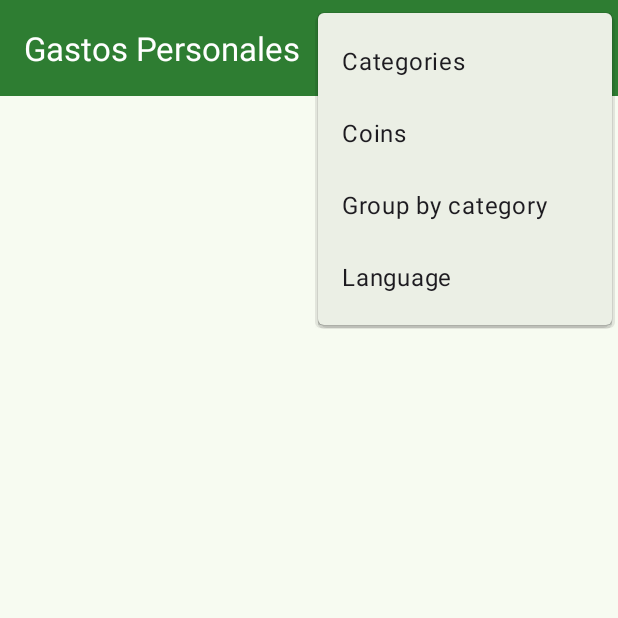
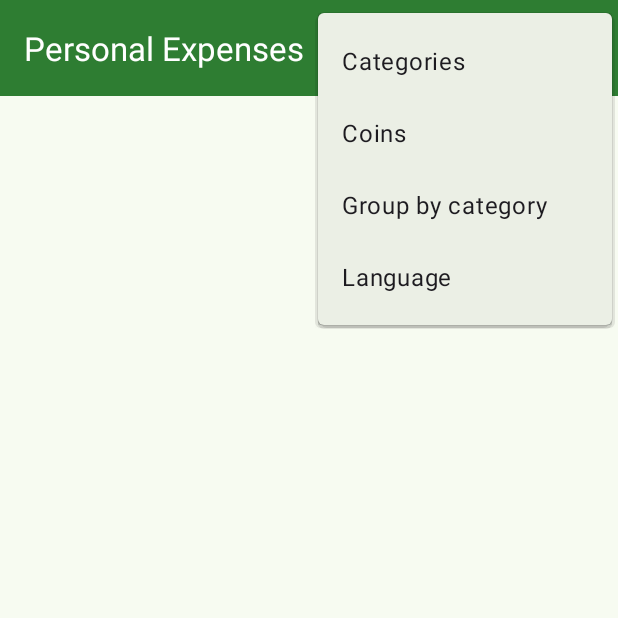
Before and after one commit to omarhuanca/gastopersonal, an Android app: the screen it shows after launch (MainActivity), with the options menu open, on a phone screen of 412 x 824 dp, the top half of it. Run offline under Robolectric (Android 15) with nearby library versions, the phone set to English and light mode, and no system bars; our stand-ins replace Room's generated code, navigation-ui.

Commit message:
feat(i18n): home title follows the app language (Personal Expenses in English)
app_name stays as the brand for the launcher label and the store.

Co-Authored-By: Claude Sonnet 5.5 <noreply@anthropic.com>

```diff
--- a/app/src/main/java/com/worthit/gastospersonales/MainActivity.kt
+++ b/app/src/main/java/com/worthit/gastospersonales/MainActivity.kt
@@ -59,9 +59,9 @@ class MainActivity : AppCompatActivity() {
         navController.addOnDestinationChangedListener { _, destination, _ ->
             val isHome = destination.id == R.id.spentListFragment
             binding.toolbar.menu.setGroupVisible(0, isHome)
-            // Home shows the app name; every other screen shows its own name. NavigationUI already
-            // sets the label, this only swaps the home label for the app name.
-            binding.toolbar.title = if (isHome) getString(R.string.app_name) else destination.label
+            // Home shows the app title in the chosen language; every other screen shows its own name.
+            // NavigationUI already sets the label, this only swaps the home label for the app title.
+            binding.toolbar.title = if (isHome) getString(R.string.home_title) else destination.label
         }
     }
 
--- a/app/src/main/res/values/strings.xml
+++ b/app/src/main/res/values/strings.xml
@@ -1,5 +1,7 @@
 <resources>
     <string name="app_name">Gastos Personales</string>
+    <!-- Title of the home screen bar; follows the language chosen in the app. app_name stays the brand. -->
+    <string name="home_title">Personal Expenses</string>
     <string name="menu_spent">Expenses</string>
     <string name="spent_new">New expense</string>
     <string name="spent_add">Add expense</string>
```
Also changed, not shown: 1 other file.
